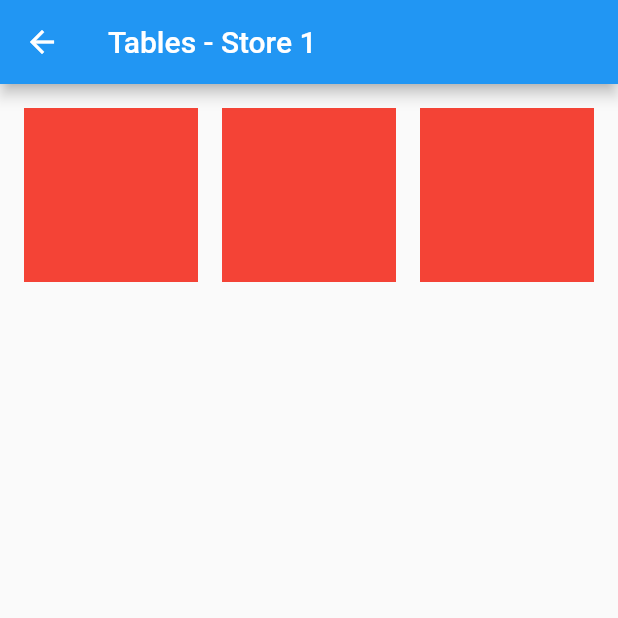
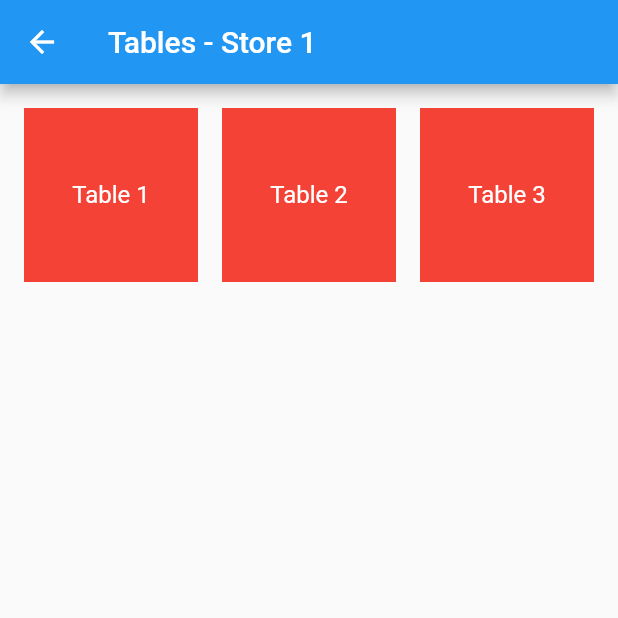
Before and after one commit to Mnlsvt/IOT-Table_app, a Flutter app: the screen it shows after launch, after a tap on an icon or button, on a phone screen of 412 x 824 dp, the top half of it. Run offline on Flutter 3.47's test engine with Material 2 defaults, Android fonts, the light colour scheme and no system bars; our stand-ins replace dio; network calls fail.

Commit message:
added text on the inside of the boxes

```diff
--- a/mobile/free/lib/main.dart
+++ b/mobile/free/lib/main.dart
@@ -43,10 +43,12 @@ class StorePage extends StatelessWidget {
             },
             child: Container(
               height: 100,
+              margin: const EdgeInsets.only(
+                  left: 30, right: 30, bottom: 20, top: 30),
               decoration: BoxDecoration(
                 color: Colors.grey[300],
                 border: Border(
-                  bottom: BorderSide(color: Colors.grey),
+                  bottom: BorderSide(color: Colors.black),
                 ),
               ),
               alignment: Alignment.center,
@@ -90,7 +92,7 @@ class _TablePageState extends State<TablePage> {
   }
 
   void startTimer() {
-    timer = Timer.periodic(Duration(seconds: 3), (_) {
+    timer = Timer.periodic(Duration(seconds: 1), (_) {
       fetchData();
     });
   }
@@ -137,8 +139,22 @@ class _TablePageState extends State<TablePage> {
             onTap: () {
               fetchData();
             },
-            child: Container(
-              color: boxColor == 'red' ? Colors.red : Colors.green,
+            child: Stack(
+              // Wrap the Container with a Stack
+              children: [
+                Container(
+                  color: boxColor == 'red' ? Colors.red : Colors.green,
+                ),
+                Center(
+                  child: Text(
+                    'Table $tableId',
+                    style: TextStyle(
+                      color: Colors.white,
+                      fontSize: 16,
+                    ),
+                  ),
+                ),
+              ],
             ),
           );
         }).toList(),
```
